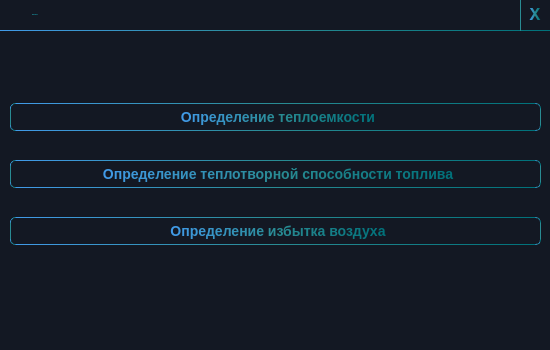
Before: the Qt Designer form mainwindow.ui in Ismaxis/212QtMay, drawn with Qt 5.
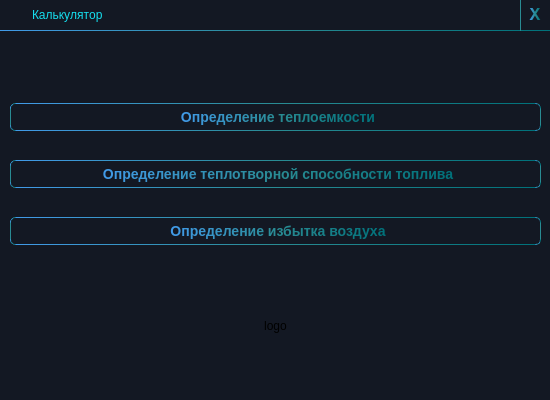
After: the same form once the commit is applied.

```diff
--- a/mainwindow.ui
+++ b/mainwindow.ui
@@ -7,7 +7,7 @@
     <x>0</x>
     <y>0</y>
     <width>550</width>
-    <height>350</height>
+    <height>400</height>
    </rect>
   </property>
   <property name="sizePolicy">
@@ -19,13 +19,13 @@
   <property name="minimumSize">
    <size>
     <width>550</width>
-    <height>350</height>
+    <height>400</height>
    </size>
   </property>
   <property name="maximumSize">
    <size>
     <width>550</width>
-    <height>350</height>
+    <height>400</height>
    </size>
   </property>
   <property name="font">
@@ -230,7 +230,6 @@
      </property>
      <property name="font">
       <font>
-       <pointsize>-1</pointsize>
        <kerning>false</kerning>
       </font>
      </property>
@@ -258,6 +257,22 @@
      </property>
     </widget>
    </widget>
+   <widget class="QLabel" name="logo">
+    <property name="geometry">
+     <rect>
+      <x>200</x>
+      <y>260</y>
+      <width>151</width>
+      <height>131</height>
+     </rect>
+    </property>
+    <property name="text">
+     <string>logo</string>
+    </property>
+    <property name="alignment">
+     <set>Qt::AlignCenter</set>
+    </property>
+   </widget>
   </widget>
  </widget>
  <resources/>
```
